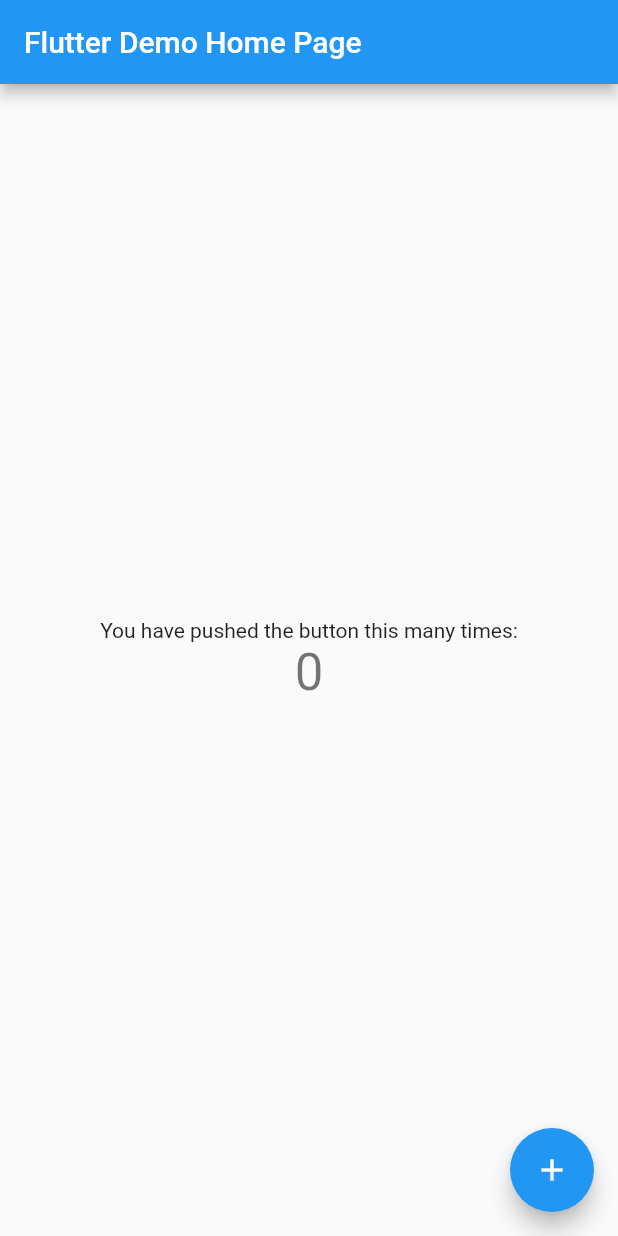
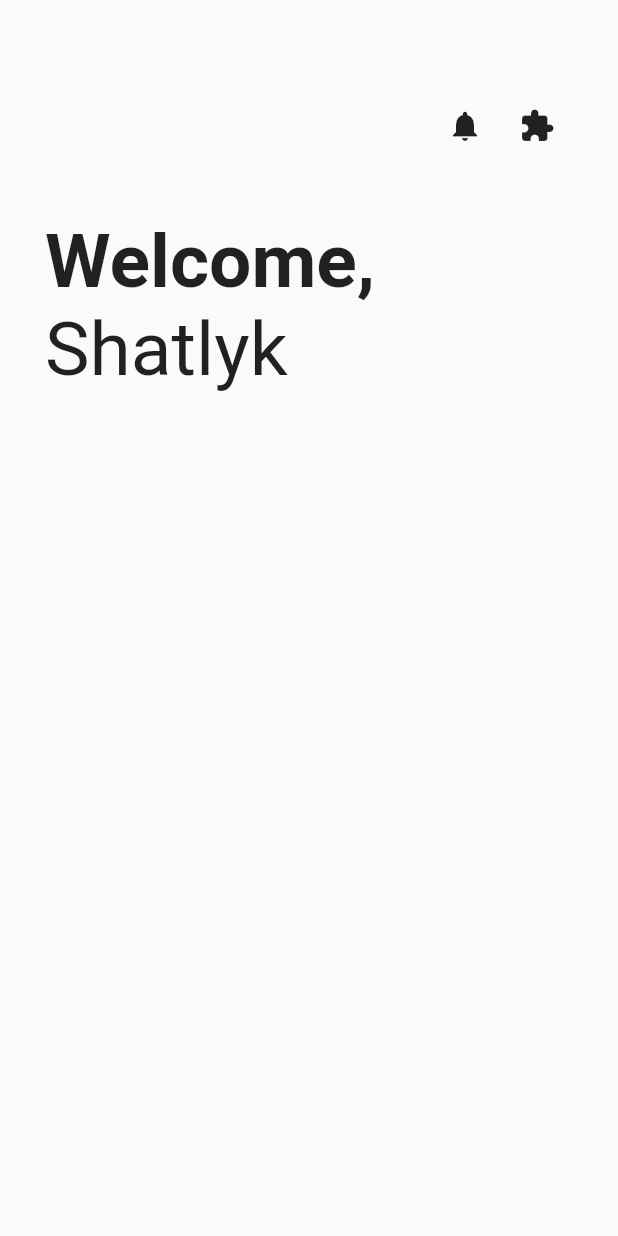
Before and after one commit to shatlykgur/flutter-ui-example, a Flutter app: the screen it shows after launch, on a phone screen of 412 x 824 dp. Run offline on Flutter 3.47's test engine with Material 2 defaults, Android fonts, the phone set to English and light mode, and no system bars.

Commit message:
icon and text

```diff
--- a/lib/main.dart
+++ b/lib/main.dart
@@ -5,113 +5,53 @@ void main() {
 }
 
 class MyApp extends StatelessWidget {
-  // This widget is the root of your application.
   @override
   Widget build(BuildContext context) {
     return MaterialApp(
-      title: 'Flutter Demo',
+      debugShowCheckedModeBanner: false,
+      title: 'Travel App',
       theme: ThemeData(
-        // This is the theme of your application.
-        //
-        // Try running your application with "flutter run". You'll see the
-        // application has a blue toolbar. Then, without quitting the app, try
-        // changing the primarySwatch below to Colors.green and then invoke
-        // "hot reload" (press "r" in the console where you ran "flutter run",
-        // or simply save your changes to "hot reload" in a Flutter IDE).
-        // Notice that the counter didn't reset back to zero; the application
-        // is not restarted.
         primarySwatch: Colors.blue,
-        // This makes the visual density adapt to the platform that you run
-        // the app on. For desktop platforms, the controls will be smaller and
-        // closer together (more dense) than on mobile platforms.
-        visualDensity: VisualDensity.adaptivePlatformDensity,
       ),
-      home: MyHomePage(title: 'Flutter Demo Home Page'),
+      home: HomePage(),
     );
   }
 }
 
-class MyHomePage extends StatefulWidget {
-  MyHomePage({Key key, this.title}) : super(key: key);
-
-  // This widget is the home page of your application. It is stateful, meaning
-  // that it has a State object (defined below) that contains fields that affect
-  // how it looks.
-
-  // This class is the configuration for the state. It holds the values (in this
-  // case the title) provided by the parent (in this case the App widget) and
-  // used by the build method of the State. Fields in a Widget subclass are
-  // always marked "final".
-
-  final String title;
-
-  @override
-  _MyHomePageState createState() => _MyHomePageState();
-}
-
-class _MyHomePageState extends State<MyHomePage> {
-  int _counter = 0;
-
-  void _incrementCounter() {
-    setState(() {
-      // This call to setState tells the Flutter framework that something has
-      // changed in this State, which causes it to rerun the build method below
-      // so that the display can reflect the updated values. If we changed
-      // _counter without calling setState(), then the build method would not be
-      // called again, and so nothing would appear to happen.
-      _counter++;
-    });
-  }
-
+class HomePage extends StatelessWidget {
   @override
   Widget build(BuildContext context) {
-    // This method is rerun every time setState is called, for instance as done
-    // by the _incrementCounter method above.
-    //
-    // The Flutter framework has been optimized to make rerunning build methods
-    // fast, so that you can just rebuild anything that needs updating rather
-    // than having to individually change instances of widgets.
     return Scaffold(
-      appBar: AppBar(
-        // Here we take the value from the MyHomePage object that was created by
-        // the App.build method, and use it to set our appbar title.
-        title: Text(widget.title),
-      ),
-      body: Center(
-        // Center is a layout widget. It takes a single child and positions it
-        // in the middle of the parent.
+      body: Padding(
+        padding: const EdgeInsets.symmetric(horizontal: 30.0),
         child: Column(
-          // Column is also a layout widget. It takes a list of children and
-          // arranges them vertically. By default, it sizes itself to fit its
-          // children horizontally, and tries to be as tall as its parent.
-          //
-          // Invoke "debug painting" (press "p" in the console, choose the
-          // "Toggle Debug Paint" action from the Flutter Inspector in Android
-          // Studio, or the "Toggle Debug Paint" command in Visual Studio Code)
-          // to see the wireframe for each widget.
-          //
-          // Column has various properties to control how it sizes itself and
-          // how it positions its children. Here we use mainAxisAlignment to
-          // center the children vertically; the main axis here is the vertical
-          // axis because Columns are vertical (the cross axis would be
-          // horizontal).
-          mainAxisAlignment: MainAxisAlignment.center,
-          children: <Widget>[
-            Text(
-              'You have pushed the button this many times:',
+          crossAxisAlignment: CrossAxisAlignment.start,
+          children: [
+            SizedBox(height: 60),
+            Row(
+              mainAxisAlignment: MainAxisAlignment.end,
+              children: [
+                IconButton(icon: Icon(Icons.notifications), onPressed: () {}),
+                IconButton(icon: Icon(Icons.extension), onPressed: () {}),
+              ],
             ),
-            Text(
-              '$_counter',
-              style: Theme.of(context).textTheme.headline4,
+            SizedBox(height: 37),
+            Text.rich(
+              TextSpan(
+                text: "Welcome,",
+                style: TextStyle(fontWeight: FontWeight.bold),
+                children: [
+                  TextSpan(
+                    text: "\nShatlyk",
+                    style: TextStyle(fontWeight: FontWeight.normal)
+                  ),
+                ],
+              ),
+              style: TextStyle(fontSize: 50),
             ),
           ],
         ),
       ),
-      floatingActionButton: FloatingActionButton(
-        onPressed: _incrementCounter,
-        tooltip: 'Increment',
-        child: Icon(Icons.add),
-      ), // This trailing comma makes auto-formatting nicer for build methods.
     );
   }
 }
```
Also changed, not shown: 1 other file.
